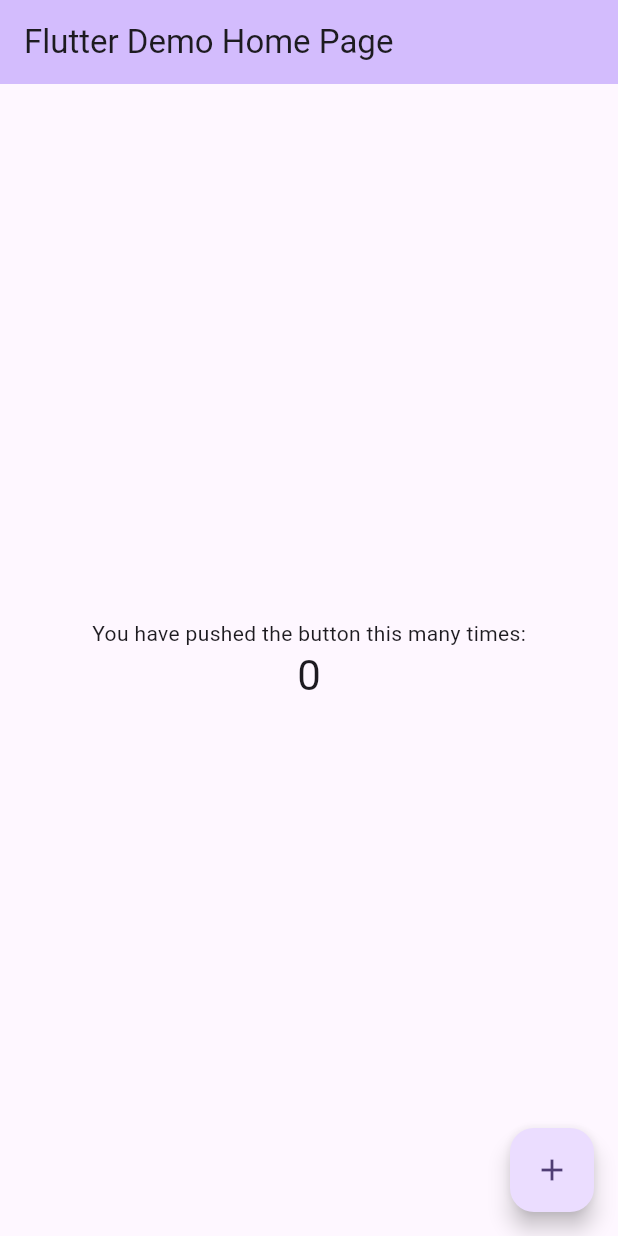
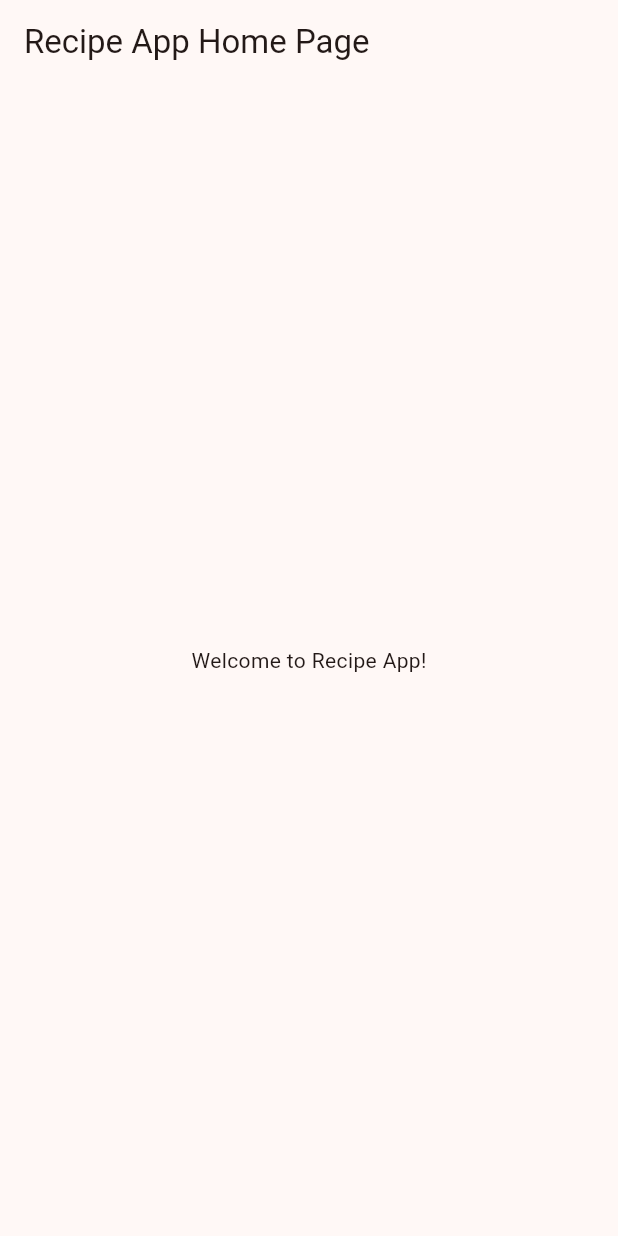
Before and after one commit to mishad01/Flutter-State-Management-Provider-App, a Flutter app: the screen it shows after launch, on a phone screen of 412 x 824 dp. Run offline on Flutter 3.47's test engine with Material 3 defaults, Android fonts, the phone set to English and light mode, and no system bars; our stand-ins replace supabase_flutter; accounts and stored records are empty.

Commit message:
feat: Integrate Supabase and add basic dependencies
This commit integrates Supabase into the recipe app and adds essential dependencies for UI and state management.

- **Supabase Integration:**
    - Initialized Supabase in `main.dart` with the project URL and anon key.
    - Updated `main.dart` to be asynchronous to allow for Supabase initialization before running the app.
- **Dependencies:**
    - Added `supabase_flutter: ^2.9.0` for Supabase integration.
    - Added `provider: ^6.1.5` for state management.
    - Added `iconsax: ^0.0.8` for icons.
- **UI Changes:**
    - Modified `MyApp` to use `deepOrange` as the seed color for the theme.
    - Simplified `MyHomePage` to a `StatelessWidget` and removed the counter functionality.
    - Updated the app title to "Recipe App".
- **New Files:**
    - Added an empty `home_screen.dart` file in the `view` directory.
- **`pubspec.lock`:** Updated to reflect the new dependencies.

```diff
--- a/recipe_app_provider_supabase/lib/main.dart
+++ b/recipe_app_provider_supabase/lib/main.dart
@@ -1,125 +1,44 @@
 import 'package:flutter/material.dart';
+import 'package:supabase_flutter/supabase_flutter.dart';
 
-void main() {
-  runApp(const MyApp());
+void main() async {
+  WidgetsFlutterBinding.ensureInitialized();
+
+  await Supabase.initialize(
+    url: "https://votpgcjthlybxhezvdwe.supabase.co",
+    anonKey:
+        "eyJhbGciOiJIUzI1NiIsInR5cCI6IkpXVCJ9.eyJpc3MiOiJzdXBhYmFzZSIsInJlZiI6InZvdHBnY2p0aGx5YnhoZXp2ZHdlIiwicm9sZSI6ImFub24iLCJpYXQiOjE3Mzk2MzA5MTcsImV4cCI6MjA1NTIwNjkxN30.DI6i1KbSbaR_hvuU1NBl1tdQlxFzTV8B5r3g5J0hqVM",
+  );
+
+  runApp(MyApp());
 }
 
 class MyApp extends StatelessWidget {
   const MyApp({super.key});
 
-  // This widget is the root of your application.
   @override
   Widget build(BuildContext context) {
     return MaterialApp(
-      title: 'Flutter Demo',
+      title: 'Recipe App',
       theme: ThemeData(
-        // This is the theme of your application.
-        //
-        // TRY THIS: Try running your application with "flutter run". You'll see
-        // the application has a purple toolbar. Then, without quitting the app,
-        // try changing the seedColor in the colorScheme below to Colors.green
-        // and then invoke "hot reload" (save your changes or press the "hot
-        // reload" button in a Flutter-supported IDE, or press "r" if you used
-        // the command line to start the app).
-        //
-        // Notice that the counter didn't reset back to zero; the application
-        // state is not lost during the reload. To reset the state, use hot
-        // restart instead.
-        //
-        // This works for code too, not just values: Most code changes can be
-        // tested with just a hot reload.
-        colorScheme: ColorScheme.fromSeed(seedColor: Colors.deepPurple),
+        colorScheme: ColorScheme.fromSeed(seedColor: Colors.deepOrange),
         useMaterial3: true,
       ),
-      home: const MyHomePage(title: 'Flutter Demo Home Page'),
+      home: const MyHomePage(title: 'Recipe App Home Page'),
     );
   }
 }
 
-class MyHomePage extends StatefulWidget {
-  const MyHomePage({super.key, required this.title});
-
-  // This widget is the home page of your application. It is stateful, meaning
-  // that it has a State object (defined below) that contains fields that affect
-  // how it looks.
-
-  // This class is the configuration for the state. It holds the values (in this
-  // case the title) provided by the parent (in this case the App widget) and
-  // used by the build method of the State. Fields in a Widget subclass are
-  // always marked "final".
-
+class MyHomePage extends StatelessWidget {
   final String title;
 
-  @override
-  State<MyHomePage> createState() => _MyHomePageState();
-}
-
-class _MyHomePageState extends State<MyHomePage> {
-  int _counter = 0;
-
-  void _incrementCounter() {
-    setState(() {
-      // This call to setState tells the Flutter framework that something has
-      // changed in this State, which causes it to rerun the build method below
-      // so that the display can reflect the updated values. If we changed
-      // _counter without calling setState(), then the build method would not be
-      // called again, and so nothing would appear to happen.
-      _counter++;
-    });
-  }
+  const MyHomePage({super.key, required this.title});
 
   @override
   Widget build(BuildContext context) {
-    // This method is rerun every time setState is called, for instance as done
-    // by the _incrementCounter method above.
-    //
-    // The Flutter framework has been optimized to make rerunning build methods
-    // fast, so that you can just rebuild anything that needs updating rather
-    // than having to individually change instances of widgets.
     return Scaffold(
-      appBar: AppBar(
-        // TRY THIS: Try changing the color here to a specific color (to
-        // Colors.amber, perhaps?) and trigger a hot reload to see the AppBar
-        // change color while the other colors stay the same.
-        backgroundColor: Theme.of(context).colorScheme.inversePrimary,
-        // Here we take the value from the MyHomePage object that was created by
-        // the App.build method, and use it to set our appbar title.
-        title: Text(widget.title),
-      ),
-      body: Center(
-        // Center is a layout widget. It takes a single child and positions it
-        // in the middle of the parent.
-        child: Column(
-          // Column is also a layout widget. It takes a list of children and
-          // arranges them vertically. By default, it sizes itself to fit its
-          // children horizontally, and tries to be as tall as its parent.
-          //
-          // Column has various properties to control how it sizes itself and
-          // how it positions its children. Here we use mainAxisAlignment to
-          // center the children vertically; the main axis here is the vertical
-          // axis because Columns are vertical (the cross axis would be
-          // horizontal).
-          //
-          // TRY THIS: Invoke "debug painting" (choose the "Toggle Debug Paint"
-          // action in the IDE, or press "p" in the console), to see the
-          // wireframe for each widget.
-          mainAxisAlignment: MainAxisAlignment.center,
-          children: <Widget>[
-            const Text(
-              'You have pushed the button this many times:',
-            ),
-            Text(
-              '$_counter',
-              style: Theme.of(context).textTheme.headlineMedium,
-            ),
-          ],
-        ),
-      ),
-      floatingActionButton: FloatingActionButton(
-        onPressed: _incrementCounter,
-        tooltip: 'Increment',
-        child: const Icon(Icons.add),
-      ), // This trailing comma makes auto-formatting nicer for build methods.
+      appBar: AppBar(title: Text(title)),
+      body: const Center(child: Text('Welcome to Recipe App!')),
     );
   }
 }
--- a/recipe_app_provider_supabase/pubspec.yaml
+++ b/recipe_app_provider_supabase/pubspec.yaml
@@ -34,6 +34,9 @@ dependencies:
   # The following adds the Cupertino Icons font to your application.
   # Use with the CupertinoIcons class for iOS style icons.
   cupertino_icons: ^1.0.8
+  supabase_flutter: ^2.9.0
+  provider: ^6.1.5
+  iconsax: ^0.0.8
 
 dev_dependencies:
   flutter_test:
```
Also changed, not shown: recipe_app_provider_supabase/lib/view/home_screen.dart (added), recipe_app_provider_supabase/pubspec.lock.
